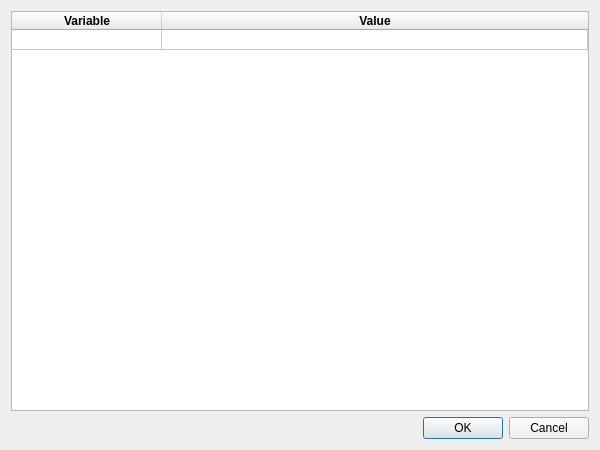
Above: ui_variables_dialog.ui from rdswift/picard-plugin-view-script-variables before the change. Below: the same form after it.
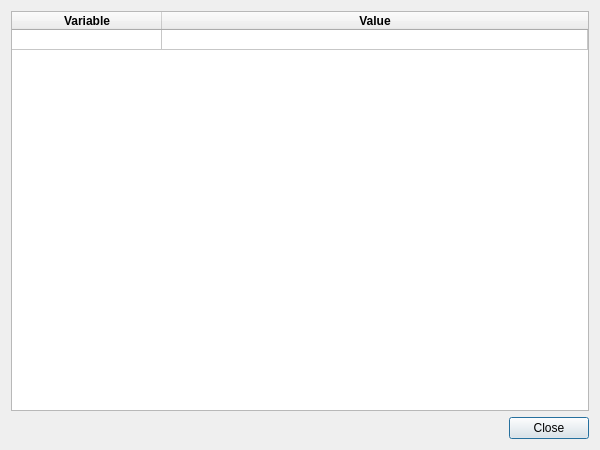
That is the form after the change.

Diff of the .ui file:
```diff
--- a/ui_variables_dialog.ui
+++ b/ui_variables_dialog.ui
@@ -84,7 +84,7 @@
    <item>
     <widget class="QDialogButtonBox" name="buttonBox">
      <property name="standardButtons">
-      <set>QDialogButtonBox::Cancel|QDialogButtonBox::Ok</set>
+      <set>QDialogButtonBox::Close</set>
      </property>
     </widget>
    </item>
```
Left out of the diff: 9 changed lines with no effect on the pictures.
